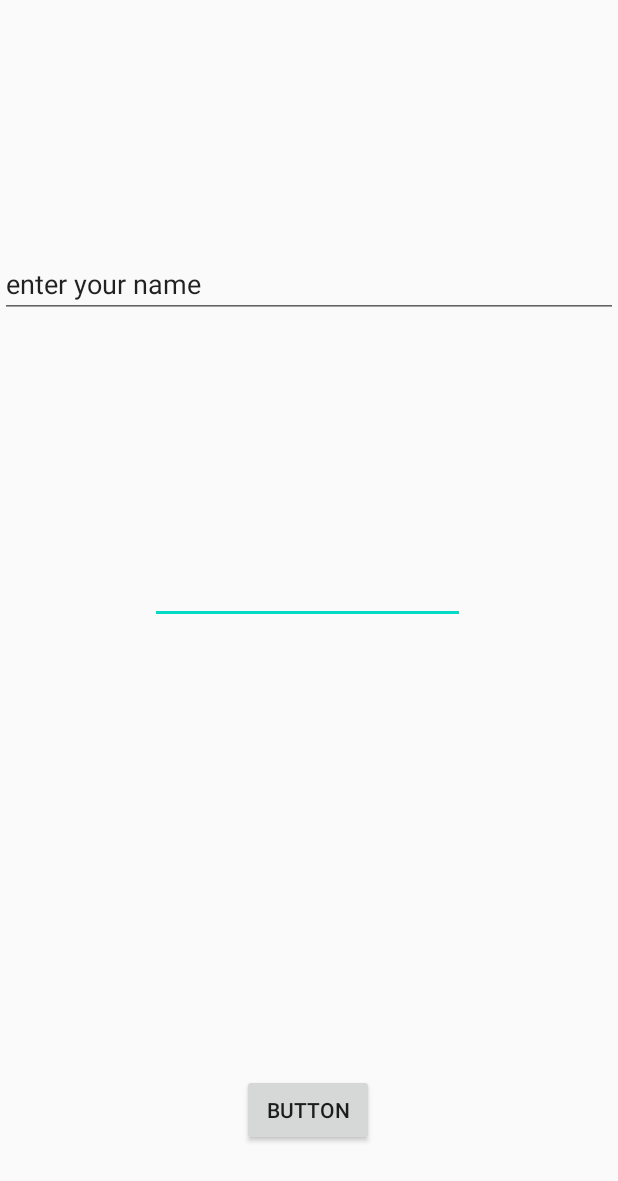
After one commit to harshithap99/Amrita_FeePayment, an Android app: the layout registration.xml on its own in the app's theme, with its tools: preview values and no code run, on a phone screen of 412 x 824 dp. The commit adds this screen. Shown: the top 1181 px of the screen. Run offline under Robolectric (Android 15) with nearby library versions, the light colour scheme and no system bars.

Commit message:
For understanding

```diff
--- a/app/src/main/AndroidManifest.xml
+++ b/app/src/main/AndroidManifest.xml
@@ -9,6 +9,7 @@
         android:roundIcon="@mipmap/ic_launcher_round"
         android:supportsRtl="true"
         android:theme="@style/AppTheme">
+        <activity android:name="com.amrita_placements.activities.registration" />
         <activity android:name=".MainActivity">
             <intent-filter>
                 <action android:name="android.intent.action.MAIN" />
--- a/app/src/main/java/com/example/amrita_placements/MainActivity.java
+++ b/app/src/main/java/com/example/amrita_placements/MainActivity.java
@@ -2,7 +2,9 @@ package com.example.amrita_placements;
 
 import androidx.appcompat.app.AppCompatActivity;
 
+import android.content.Intent;
 import android.os.Bundle;
+import android.os.Handler;
 
 public class MainActivity extends AppCompatActivity {
 
@@ -10,5 +12,16 @@ public class MainActivity extends AppCompatActivity {
     protected void onCreate(Bundle savedInstanceState) {
         super.onCreate(savedInstanceState);
         setContentView(R.layout.activity_main);
+
+        Handler h = new Handler();
+        h.postDelayed(new Runnable() {
+            @Override
+            public void run() {
+                Intent i = new Intent(MainActivity.this, registration.class);
+                startActivity(i);
+                finish();
+            }
+        }, 1000);
+
     }
 }
--- /dev/null
+++ b/app/src/main/java/com/example/amrita_placements/registration.java
@@ -0,0 +1,22 @@
+package com.example.amrita_placements;
+
+import android.content.Intent;
+import android.graphics.Color;
+import android.os.Bundle;
+import android.text.SpannableString;
+import android.text.SpannedString;
+import android.text.TextPaint;
+import android.text.TextUtils;
+import android.text.method.LinkMovementMethod;
+import android.text.style.ClickableSpan;
+import android.view.View;
+import android.widget.Toast;
+
+import androidx.annotation.NonNull;
+import androidx.appcompat.app.AppCompatActivity;
+
+import java.text.Collator;
+
+public class registration extends AppCompatActivity {
+
+    }
--- /dev/null
+++ b/app/src/main/res/layout/registration.xml
@@ -0,0 +1,51 @@
+<?xml version="1.0" encoding="UTF-8"?>
+
+<androidx.constraintlayout.widget.ConstraintLayout xmlns:android="http://schemas.android.com/apk/res/android"
+    xmlns:app="http://schemas.android.com/apk/res-auto"
+    xmlns:tools="http://schemas.android.com/tools"
+    android:layout_width="match_parent"
+    android:layout_height="match_parent"
+    android:layout_gravity="fill_horizontal"
+    tools:context=".MainActivity">
+
+    <Button
+        android:id="@+id/button"
+        android:layout_width="88dp"
+        android:layout_height="wrap_content"
+        android:layout_marginBottom="60dp"
+        android:onClick="doSomething"
+        android:text="Button"
+        app:layout_constraintBottom_toBottomOf="parent"
+        app:layout_constraintEnd_toEndOf="parent"
+        app:layout_constraintHorizontal_bias="0.498"
+        app:layout_constraintStart_toStartOf="parent" />
+
+    <EditText
+        android:id="@+id/personName"
+        android:layout_width="match_parent"
+        android:layout_height="wrap_content"
+        android:layout_marginStart="100dp"
+        android:layout_marginLeft="100dp"
+        android:layout_marginEnd="102dp"
+        android:layout_marginRight="102dp"
+        android:layout_marginBottom="300dp"
+        android:autofillHints="Enter_your_name"
+        android:ems="10"
+        android:inputType="textPersonName"
+        app:layout_constraintBottom_toTopOf="@+id/button"
+        app:layout_constraintEnd_toEndOf="parent"
+        app:layout_constraintHorizontal_bias="0.0"
+        app:layout_constraintStart_toStartOf="parent" />
+
+    <EditText
+        android:id="@+id/editText"
+        android:layout_width="match_parent"
+        android:layout_height="wrap_content"
+        android:layout_marginBottom="504dp"
+        android:ems="10"
+        android:inputType="textPersonName"
+        android:text="enter your name"
+        app:layout_constraintBottom_toTopOf="@+id/button"
+        app:layout_constraintEnd_toEndOf="parent" />
+
+</androidx.constraintlayout.widget.ConstraintLayout>
--- a/app/src/main/res/values/strings.xml
+++ b/app/src/main/res/values/strings.xml
@@ -1,3 +1,5 @@
 <resources>
     <string name="app_name">amrita_placements</string>
+    <string name="reg_confirm" />
+    <string name="switchToLogin" />
 </resources>
```
